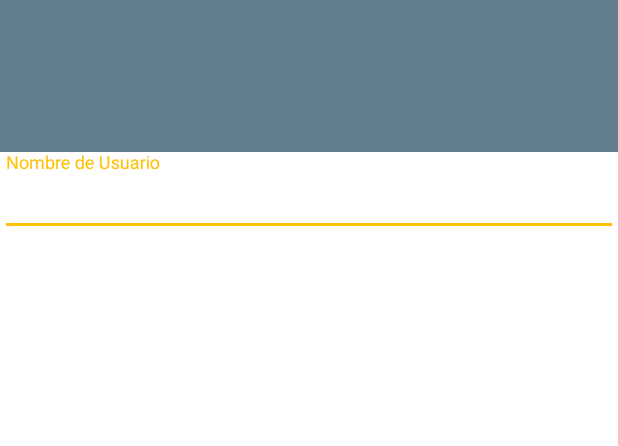
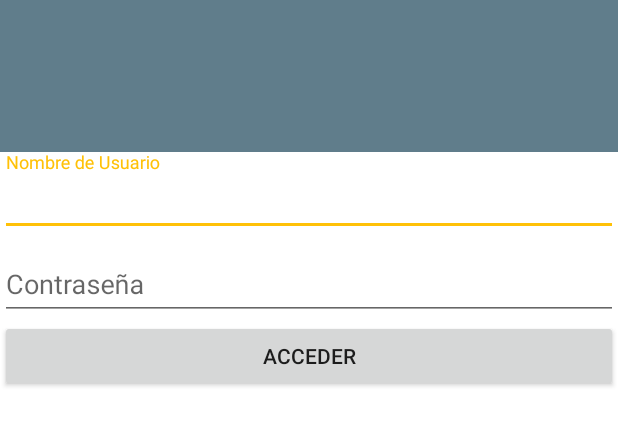
Before and after one commit to mengasis/BatiApp, an Android app: the screen it shows after launch (MainActivity), on a phone screen of 412 x 824 dp, the part 343-789 px from its top. Run offline under Robolectric (Android 15) with nearby library versions, the phone set to English and light mode, and no system bars.

Commit message:
Agregado el boton de login

```diff
--- a/app/src/main/res/layout/activity_main.xml
+++ b/app/src/main/res/layout/activity_main.xml
@@ -52,8 +52,27 @@
 
             </android.support.design.widget.TextInputLayout>
 
+            <android.support.design.widget.TextInputLayout
+                android:layout_height="wrap_content"
+                android:layout_width="match_parent">
+
+                <android.support.design.widget.TextInputEditText
+                    android:id="@+id/password"
+                    android:layout_width="match_parent"
+                    android:layout_height="wrap_content"
+                    android:hint="@string/hint_password"
+                    android:inputType="textPassword">
+
+                </android.support.design.widget.TextInputEditText>
+
+            </android.support.design.widget.TextInputLayout>
+
+            <Button
+                android:layout_width="match_parent"
+                android:layout_height="wrap_content"
+                android:text="@string/text_login_button"/>
+
         </LinearLayout>
-
 
     </LinearLayout>
 
--- a/app/src/main/res/values/strings.xml
+++ b/app/src/main/res/values/strings.xml
@@ -1,4 +1,6 @@
 <resources>
     <string name="app_name">ExpApp</string>
     <string name="hint_username">Nombre de Usuario</string>
+    <string name="hint_password">Contraseña</string>
+    <string name="text_login_button">Acceder</string>
 </resources>
```
